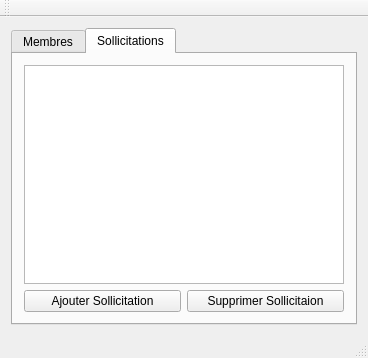
The window that mainwindow.ui (redaaa99/Gestion-Association-Ensa) describes before a commit, drawn with Qt 5.
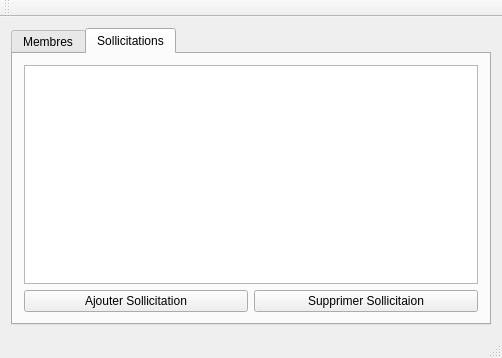
The same window after the commit.

Diff of the .ui file:
```diff
--- a/mainwindow.ui
+++ b/mainwindow.ui
@@ -6,7 +6,7 @@
    <rect>
     <x>0</x>
     <y>0</y>
-    <width>368</width>
+    <width>502</width>
     <height>358</height>
    </rect>
   </property>
```
Left out of the diff: 2 changed lines with no effect on the pictures.
